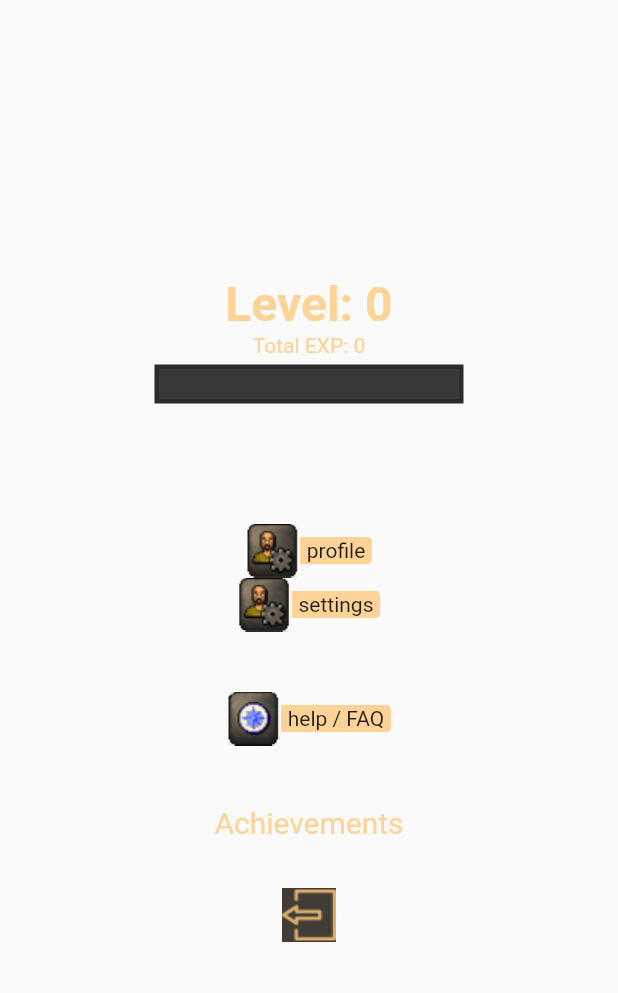
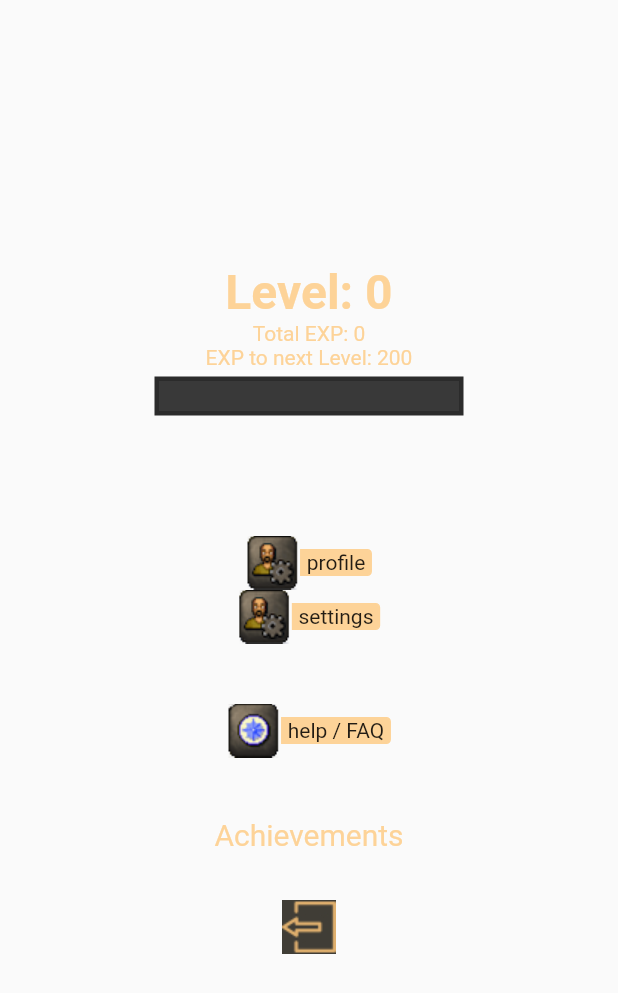
Before and after one commit to mash808/hackathon, a Flutter app: the Profile widget shown alone on an empty page, opened directly, on a phone screen of 412 x 824 dp. Shown: the top 993 px of the screen. Run offline on Flutter 3.47's test engine with Material 2 defaults, Android fonts, the light colour scheme and no system bars; our stand-ins replace flutter_riverpod, hive, hive_flutter; accounts and stored records are empty.

Commit message:
exp to next level

```diff
--- a/lib/profile_screen/profile.dart
+++ b/lib/profile_screen/profile.dart
@@ -50,9 +50,26 @@ class _ProfileState extends ConsumerState<Profile> {
               Row(
                 mainAxisAlignment: MainAxisAlignment.center,
                 children: [
-                  const Text('Total EXP: ',
-                      style: TextStyle(color: kTextCream)),
-                  Text(expcount.toString(), style: TextStyle(color: kTextCream))
+                  Column(
+                    children: [
+                      Row(
+                        children: [
+                          const Text('Total EXP: ',
+                              style: TextStyle(color: kTextCream)),
+                          Text(expcount.toString(),
+                              style: TextStyle(color: kTextCream)),
+                        ],
+                      ),
+                      Row(
+                        children: [
+                          const Text('EXP to next Level: ',
+                              style: TextStyle(color: kTextCream)),
+                          Text((200 - (expcount % 200)).toString(),
+                              style: TextStyle(color: kTextCream)),
+                        ],
+                      ),
+                    ],
+                  )
                 ],
               ),
               Container(height: 5),
```
